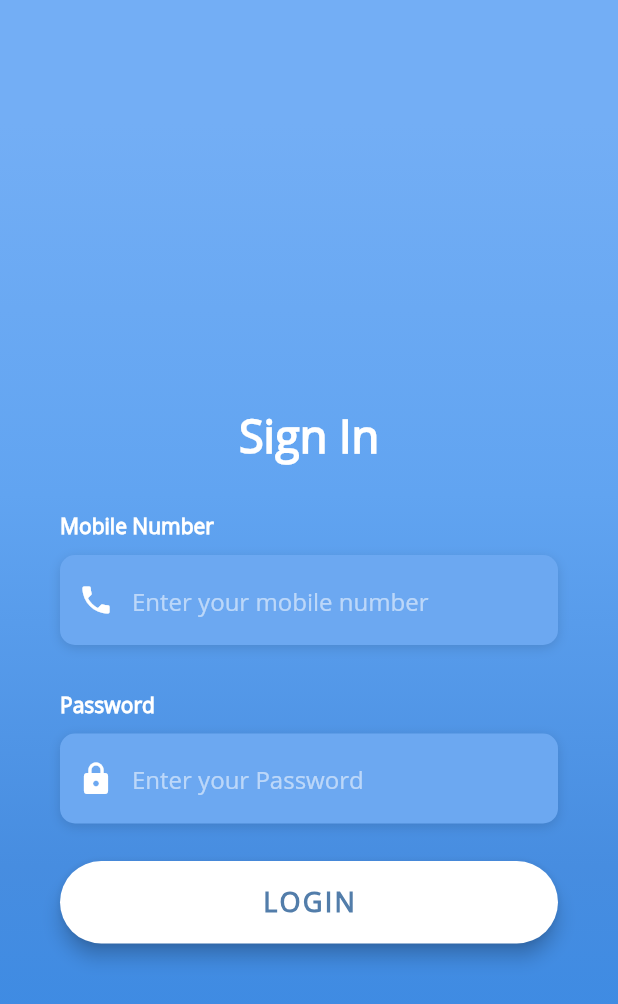
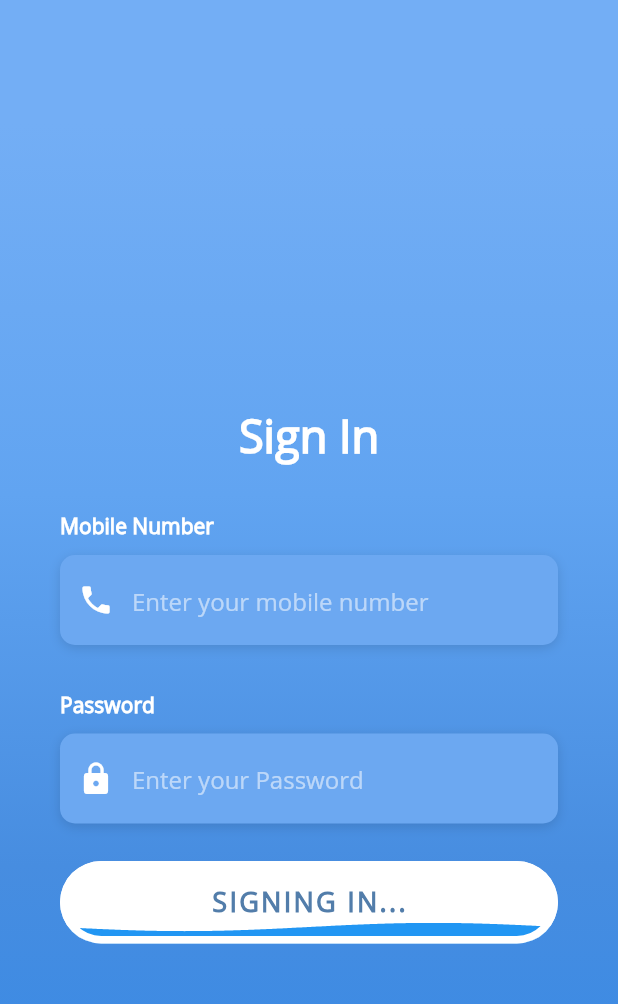
Before and after one commit to manojvsp12/FineCash, a Flutter app: the HomeScreen screen opened by its route, after a tap on "log out", after a tap on "LOGIN", on a phone screen of 412 x 824 dp. Shown: the top 1004 px of the screen. Run offline on Flutter 3.47's test engine with Material 2 defaults, Android fonts, the phone set to English and light mode, and no system bars; drawn by our look-alikes of liquid_progress_indicator; our stand-ins replace moor, moor_ffi; missing offline and left inert: mysql1, window_size; generated files the repository leaves out were written again.

Commit message:
provider login ui stable

```diff
--- a/lib/main.dart
+++ b/lib/main.dart
@@ -1,11 +1,11 @@
 import 'dart:io';
 
-import 'package:fine_cash/database/fine_cash_db.dart';
+import 'package:fine_cash/database/remote_db.dart';
 import 'package:flutter/material.dart';
-import 'package:moor/moor.dart';
+import 'package:provider/provider.dart';
 import 'package:window_size/window_size.dart';
 import './screens/login_screen.dart';
-import 'database/remote_db.dart';
+import 'providers/login_provider.dart';
 import 'utilities/preferences.dart';
 import 'utilities/security.dart';
 
@@ -14,21 +14,21 @@ void main() async {
   Future.delayed(Duration.zero).then((finish) async {
     if (Platform.isWindows) {
       PlatformWindow window = await getWindowInfo();
+      print(window.screen.frame.height);
       setWindowFrame(Rect.fromLTWH(
-          0, 0, window.screen.frame.width, window.screen.frame.height));
+          0, 0, window.screen.frame.width, window.screen.frame.height - 80));
     }
   });
   await loadPreferences();
-  // await connectdb();
-  // await fetchUsers();
-  // FineCashDatabase.instance.addTxn(TransactionsCompanion(accountHead: Value('acct3')));
-  print(await FineCashDatabase.instance.allTxnEntries);
   runApp(MyApp());
 }
 
 class MyApp extends StatelessWidget {
   @override
   Widget build(BuildContext context) {
+    return ChangeNotifierProvider(
+        create: (_) => LoginProvider(),
+        builder: (context, child) {
           return MaterialApp(
             title: 'Flutter Login UI',
             debugShowCheckedModeBanner: false,
@@ -41,29 +41,41 @@ class MyApp extends StatelessWidget {
               '/homescreen': (_) => HomeScreen(),
             },
           );
+        });
   }
 }
 
-onLogin(context, username, pwd) {
-  var userHash = hash(username, pwd);
-  var pwdHash = hash(pwd, username);
-  print(userHash);
-  print(userDetails.containsKey(userHash));
-  if (userDetails.containsKey(userHash) && pwdHash == userDetails[userHash]) {
-    write({"isAuth": true});
+onLogin(context, key, username, pwd) async {
+  var auth = Provider.of<LoginProvider>(context, listen: false);
+  auth.isAuth = true;
+  auth.username = username;
+  auth.pwd = pwd;
+  await connectdb();
+  await fetchUsers();
+  auth.message = 'SIGNING IN...';
+  auth.isAuth = authenticate(auth.username, auth.pwd);
+  if (auth.isAuth) {
+    auth.message = 'SYNCING TRANSACTIONS...';
+    await syncTxns();
     Navigator.popAndPushNamed(context, '/homescreen');
+  } else {
+    key.currentState.showSnackBar(SnackBar(
+        backgroundColor: Colors.redAccent,
+        content: Text('Failed to Authenticate')));
   }
 }
 
 class HomeScreen extends StatelessWidget {
   @override
   Widget build(BuildContext context) {
+  var auth = Provider.of<LoginProvider>(context, listen: false);
     return KeyedSubtree(
       child: Scaffold(
         body: Center(
             child: RaisedButton(
           onPressed: () {
             write({"isAuth": false});
+            auth.isAuth = false;
             Navigator.popAndPushNamed(context, '/loginscreen');
           },
           child: Text('log out'),
--- a/lib/models/transactions.dart
+++ b/lib/models/transactions.dart
@@ -9,4 +9,5 @@ class Transactions extends Table {
   RealColumn get debit => real().nullable()();
   DateTimeColumn get createdDTime =>
       dateTime().withDefault(currentDateAndTime)();
+  BoolColumn get isSynced => boolean().withDefault(Constant(false))();
 }
--- /dev/null
+++ b/lib/providers/login_provider.dart
@@ -0,0 +1,22 @@
+import 'package:flutter/foundation.dart';
+
+class LoginProvider with ChangeNotifier {
+  String username;
+  String pwd;
+  bool _isAuth = false;
+  String _message = 'SIGNING IN...';
+
+  bool get isAuth => _isAuth;
+
+  String get message => _message;
+
+  set isAuth(bool isAuth) {
+    _isAuth = isAuth;
+    notifyListeners();
+  }
+
+  set message(String message) {
+    _message = message;
+    notifyListeners();
+  }
+}
--- a/lib/screens/login_screen.dart
+++ b/lib/screens/login_screen.dart
@@ -1,7 +1,10 @@
 import 'dart:io';
 
+import 'package:fine_cash/providers/login_provider.dart';
 import 'package:flutter/material.dart';
 import 'package:flutter/services.dart';
+import 'package:liquid_progress_indicator/liquid_progress_indicator.dart';
+import 'package:provider/provider.dart';
 import '../utilities/constants.dart';
 
 class LoginScreen extends StatefulWidget {
@@ -16,6 +19,7 @@ class LoginScreen extends StatefulWidget {
 class _LoginScreenState extends State<LoginScreen> {
   TextEditingController username = TextEditingController();
   TextEditingController pwd = TextEditingController();
+  GlobalKey<ScaffoldState> _scaffoldKey = GlobalKey();
 
   Widget _buildPhoneTF() {
     return Column(
@@ -90,12 +94,41 @@ class _LoginScreenState extends State<LoginScreen> {
   }
 
   Widget _buildLoginBtn() {
+    LoginProvider _loginProvider = Provider.of<LoginProvider>(context);
     return Container(
         padding: EdgeInsets.symmetric(vertical: 25.0),
         width: double.infinity,
-      child: RaisedButton(
+        child: _loginProvider.isAuth
+            ? Container(
+                height: 55,
+                child: LiquidLinearProgressIndicator(
+                  center: Text(
+                    _loginProvider.message,
+                    style: TextStyle(
+                      color: Color(0xFF527DAA),
+                      letterSpacing: 1.5,
+                      fontSize: 18.0,
+                      fontWeight: FontWeight.bold,
+                      fontFamily: 'OpenSans',
+                    ),
+                  ),
+                  borderWidth: 5,
+                  borderColor: Colors.white,
+                  borderRadius: 30,
+                  backgroundColor: Colors.white,
+                  valueColor: AlwaysStoppedAnimation(Colors.blue),
+                  direction: Axis.vertical,
+                  value: .2,
+                ),
+              )
+            : loginButton());
+  }
+
+  RaisedButton loginButton() {
+    return RaisedButton(
       elevation: 5.0,
-        onPressed: () => widget.onLogin(context, username.text, pwd.text),
+      onPressed: () =>
+          widget.onLogin(context, _scaffoldKey, username.text, pwd.text),
       padding: EdgeInsets.all(15.0),
       shape: RoundedRectangleBorder(
         borderRadius: BorderRadius.circular(30.0),
@@ -111,14 +144,15 @@ class _LoginScreenState extends State<LoginScreen> {
           fontFamily: 'OpenSans',
         ),
       ),
-      ),
     );
   }
 
   @override
   Widget build(BuildContext context) {
     return Scaffold(
-      body: Center(
+      key: _scaffoldKey,
+      body: Container(
+        child: Center(
           child: AnnotatedRegion<SystemUiOverlayStyle>(
             value: SystemUiOverlayStyle.light,
             child: GestureDetector(
@@ -151,7 +185,7 @@ class _LoginScreenState extends State<LoginScreen> {
                         vertical: 120.0,
                       ),
                       child: Padding(
-                      padding: EdgeInsets.only(top: 150, bottom: 150),
+                        padding: EdgeInsets.only(top: 150),
                         child: Column(
                           mainAxisAlignment: MainAxisAlignment.center,
                           children: <Widget>[
@@ -181,6 +215,7 @@ class _LoginScreenState extends State<LoginScreen> {
             ),
           ),
         ),
+      ),
     );
   }
 
--- a/pubspec.yaml
+++ b/pubspec.yaml
@@ -37,6 +37,8 @@ dependencies:
   crypto: ^2.1.5
   moor: ^3.1.0
   moor_ffi: ^0.6.0
+  liquid_progress_indicator: ^0.3.2
+  provider: ^4.1.3
 
   # The following adds the Cupertino Icons font to your application.
   # Use with the CupertinoIcons class for iOS style icons.
```
Also changed, not shown: lib/database/fine_cash_repo.dart (renamed from lib/database/fine_cash_db.dart, +6 -6 lines), lib/database/remote_db.dart (+8 -1 lines), lib/utilities/security.dart (+14 -0 lines), lib/database/fine_cash_repo.g.dart, 1 other file. Lines whose indentation alone changed are shown as unchanged.
